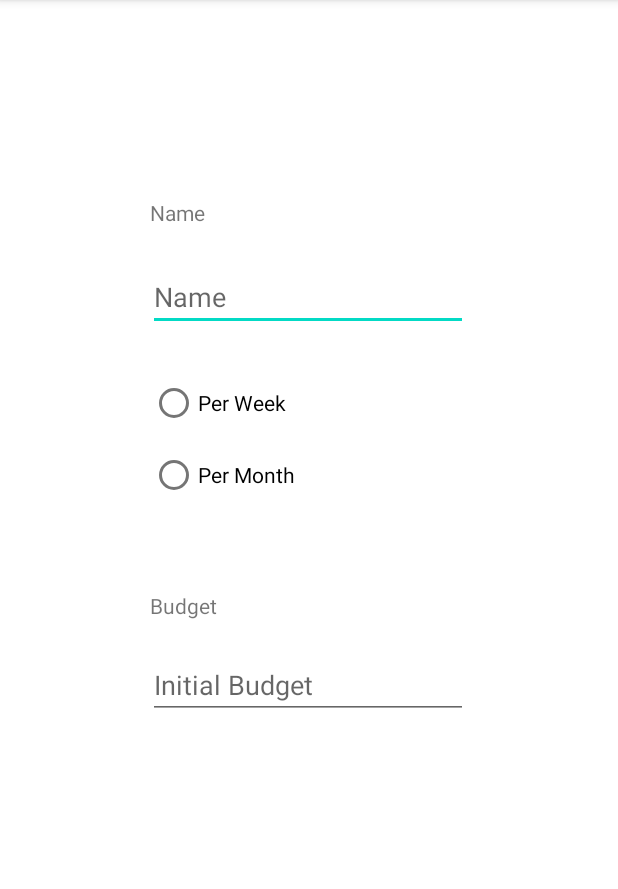
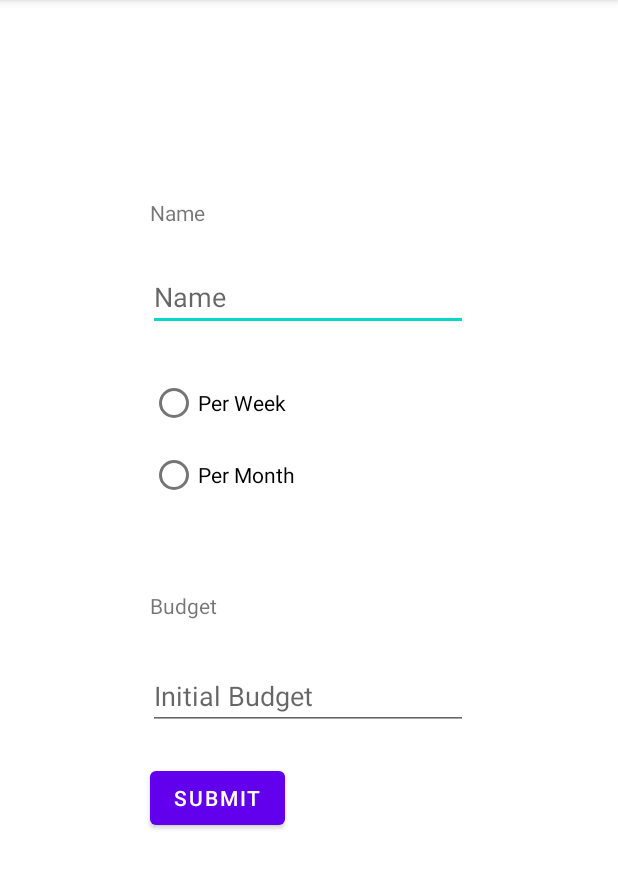
Before and after one commit to acmauth/MobileDevelopment-ExpensesTracker, an Android app: the screen it shows after launch (MainActivity before the commit, InitialActivity after it), on a phone screen of 412 x 824 dp, the part 84-973 px from its top. Run offline under Robolectric (Android 15) with nearby library versions, the phone set to English and light mode, and no system bars.

Commit message:
Initital Activity backend almost done

```diff
--- a/ExpensesTracker/app/src/main/AndroidManifest.xml
+++ b/ExpensesTracker/app/src/main/AndroidManifest.xml
@@ -9,13 +9,14 @@
         android:roundIcon="@mipmap/ic_launcher_round"
         android:supportsRtl="true"
         android:theme="@style/Theme.ExpensesTracker">
-        <activity android:name=".MainActivity">
+        <activity android:name=".InitialActivity">
             <intent-filter>
                 <action android:name="android.intent.action.MAIN" />
 
                 <category android:name="android.intent.category.LAUNCHER" />
             </intent-filter>
         </activity>
+        <activity android:name=".MainActivity" />
     </application>
 
 </manifest>
--- /dev/null
+++ b/ExpensesTracker/app/src/main/java/com/example/expensestracker/InitialActivity.java
@@ -0,0 +1,78 @@
+package com.example.expensestracker;
+
+import android.content.Intent;
+import android.os.Bundle;
+import android.view.View;
+import android.widget.Button;
+import android.widget.TextView;
+
+import androidx.appcompat.app.AppCompatActivity;
+
+public class InitialActivity extends AppCompatActivity {
+
+    private Button submitButton;
+    private String name;
+    private String budget;
+    private String periodSelection;
+    // create field for initial budget
+
+
+        @Override
+        protected void onCreate(Bundle savedInstanceState) {
+            super.onCreate(savedInstanceState);
+            setContentView(R.layout.initial_activity);
+
+            submitButton = (Button) findViewById(R.id.submitButton);
+            submitButton.setOnClickListener(new View.OnClickListener(){
+                @Override
+                public void onClick(View view) {
+
+                    if (allFieldsFilled()){
+                        setName();
+                        setPeriodSelection();
+                        // Antonis invoke the method that set the Budget
+                        openCategoriesActivity();
+                    }
+                    else {
+                        //popup message at Text Views that is required
+                    }
+
+                }
+            });
+        }
+
+
+
+        public void openCategoriesActivity(){
+            Intent intent = new Intent(this, MainActivity.class);
+            startActivity(intent);
+        }
+
+        public void setName(){
+            TextView nameTextView = findViewById(R.id.nameTextView);
+            name = nameTextView.getText().toString();
+        }
+
+        // Antonis
+        public void setBudget(){}
+
+        public void setPeriodSelection(){
+
+            Button monthRadioButton = findViewById(R.id.monthRadioButton);
+            Button weekRadioButton = findViewById(R.id.weekRadioButton);
+
+            if (monthRadioButton.isSelected()){
+                periodSelection = "month";
+            }
+            else if (weekRadioButton.isSelected()){
+                periodSelection = "week";
+            }
+
+        }
+
+        public boolean allFieldsFilled(){
+            // this needs to be done
+            return true;
+        }
+
+}
--- a/ExpensesTracker/app/src/main/java/com/example/expensestracker/MainActivity.java
+++ b/ExpensesTracker/app/src/main/java/com/example/expensestracker/MainActivity.java
@@ -9,6 +9,6 @@ public class MainActivity extends AppCompatActivity {
     @Override
     protected void onCreate(Bundle savedInstanceState) {
         super.onCreate(savedInstanceState);
-        setContentView(R.layout.initial_activity);
+        setContentView(R.layout.activity_main);
     }
 }
--- a/ExpensesTracker/app/src/main/res/layout/initial_activity.xml
+++ b/ExpensesTracker/app/src/main/res/layout/initial_activity.xml
@@ -4,7 +4,7 @@
     xmlns:tools="http://schemas.android.com/tools"
     android:layout_width="match_parent"
     android:layout_height="match_parent"
-    tools:context=".MainActivity">
+    tools:context=".InitialActivity">
 
     <TextView
         android:id="@+id/textView"
@@ -18,13 +18,13 @@
         app:layout_constraintTop_toTopOf="parent" />
 
     <EditText
-        android:id="@+id/editTextTextPersonName"
+        android:id="@+id/nameTextView"
         android:layout_width="wrap_content"
         android:layout_height="wrap_content"
         android:layout_marginTop="16dp"
-        android:hint="@string/name"
         android:autofillHints="@string/name"
         android:ems="10"
+        android:hint="@string/name"
         android:inputType="textPersonName"
         app:layout_constraintEnd_toEndOf="parent"
         app:layout_constraintHorizontal_bias="0.497"
@@ -46,16 +46,15 @@
         android:id="@+id/editTextTextPersonName2"
         android:layout_width="wrap_content"
         android:layout_height="wrap_content"
+        android:layout_marginTop="20dp"
+        android:autofillHints="@string/initial_budget"
         android:ems="10"
+        android:hint="@string/initial_budget"
         android:inputType="number"
-        app:layout_constraintBottom_toBottomOf="parent"
         app:layout_constraintEnd_toEndOf="parent"
         app:layout_constraintHorizontal_bias="0.497"
         app:layout_constraintStart_toStartOf="parent"
-        app:layout_constraintTop_toBottomOf="@+id/textView2"
-        app:layout_constraintVertical_bias="0.041"
-        android:hint="@string/initial_budget"
-        android:autofillHints="@string/initial_budget"/>
+        app:layout_constraintTop_toBottomOf="@+id/textView2" />
 
     <RadioGroup
         android:id="@+id/radioGroup"
@@ -65,19 +64,31 @@
         app:layout_constraintEnd_toEndOf="parent"
         app:layout_constraintHorizontal_bias="0.418"
         app:layout_constraintStart_toStartOf="parent"
-        app:layout_constraintTop_toBottomOf="@+id/editTextTextPersonName" >
+        app:layout_constraintTop_toBottomOf="@+id/nameTextView">
 
         <RadioButton
-            android:id="@+id/radioButton3"
+            android:id="@+id/weekRadioButton"
             android:layout_width="match_parent"
             android:layout_height="wrap_content"
             android:text="@string/per_week" />
 
         <RadioButton
-            android:id="@+id/radioButton4"
+            android:id="@+id/monthRadioButton"
             android:layout_width="match_parent"
             android:layout_height="wrap_content"
             android:text="@string/per_month" />
 
     </RadioGroup>
+
+    <Button
+        android:id="@+id/submitButton"
+        android:layout_width="wrap_content"
+        android:layout_height="wrap_content"
+        android:text="@string/submit"
+        app:layout_constraintBottom_toBottomOf="parent"
+        app:layout_constraintEnd_toEndOf="parent"
+        app:layout_constraintHorizontal_bias="0.31"
+        app:layout_constraintStart_toStartOf="parent"
+        app:layout_constraintTop_toBottomOf="@+id/editTextTextPersonName2"
+        app:layout_constraintVertical_bias="0.091" />
 </androidx.constraintlayout.widget.ConstraintLayout>
--- a/ExpensesTracker/app/src/main/res/values/strings.xml
+++ b/ExpensesTracker/app/src/main/res/values/strings.xml
@@ -16,5 +16,6 @@
     <string name="per_week">Per Week</string>
     <string name="per_month">Per Month</string>
     <string name="initial_budget">Initial Budget</string>
+    <string name="submit">Submit</string>
 
 </resources>
```
